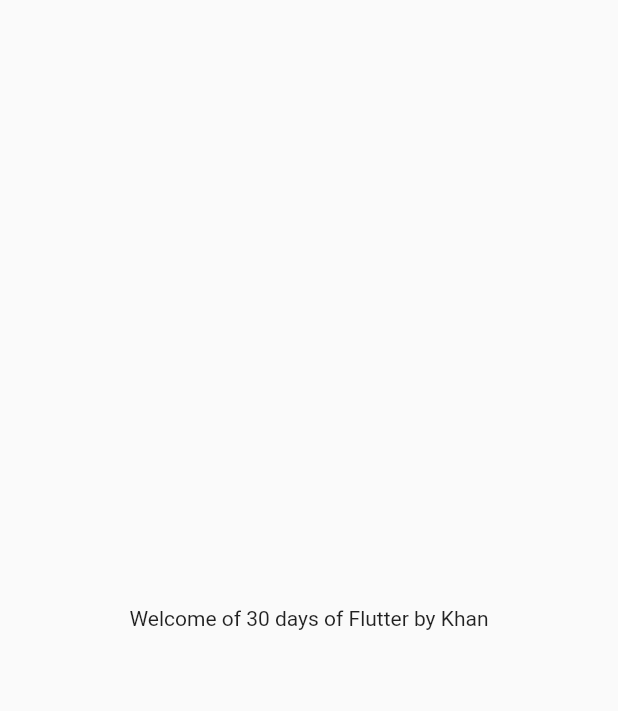
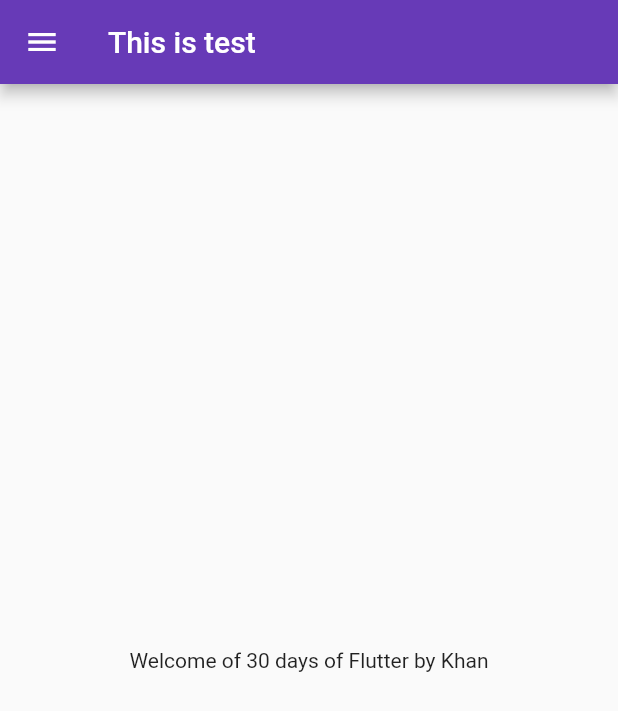
Before and after one commit to khuram2025/flat, a Flutter app: the screen it shows after launch, on a phone screen of 412 x 824 dp. Shown: the top 711 px of the screen. Run offline on Flutter 3.47's test engine with Material 2 defaults, Android fonts, the phone set to English and light mode, and no system bars.

Commit message:
Day 4 Commit final

```diff
--- a/lib/main.dart
+++ b/lib/main.dart
@@ -1,5 +1,5 @@
 import 'package:flutter/material.dart';
-import 'package:flutter_catalog/home_page.dart';
+import 'package:flutter_catalog/pages/home_page.dart';
 
 void main() {
   runApp(MyApp());
@@ -11,6 +11,12 @@ class MyApp extends StatelessWidget {
   Widget build(BuildContext context) {
     return MaterialApp(
       home: HomePage(),
+      themeMode: ThemeMode.light,
+      theme: ThemeData(primarySwatch: Colors.deepPurple),
+      darkTheme: ThemeData(
+        brightness: Brightness.dark
+      ),
+
     );
   }
 }
--- a/lib/home_page.dart
+++ b/lib/pages/home_page.dart
@@ -4,10 +4,12 @@ class HomePage extends StatelessWidget {
   int days = 30;
   final String name = "Khan";
 
-
   @override
   Widget build(BuildContext context) {
     return Scaffold(
+      appBar: AppBar(
+        title: Text("This is test"),
+      ),
       body: Material(
         child: Center(
           child: Container(
@@ -17,6 +19,7 @@ class HomePage extends StatelessWidget {
           ),
         ),
       ),
+      drawer: Drawer(),
     );
   }
 }
```
